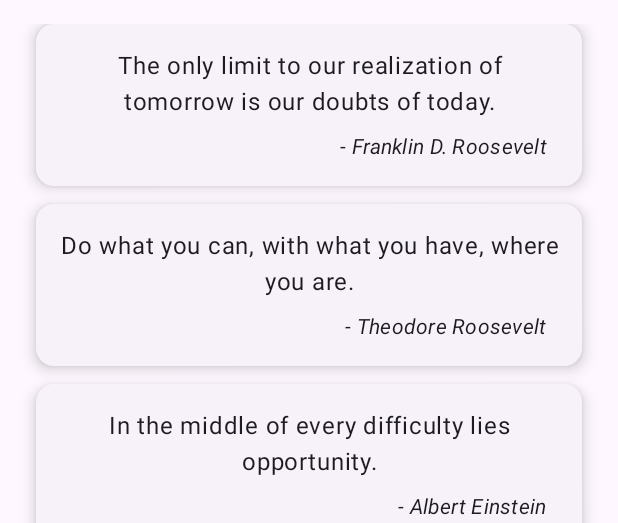
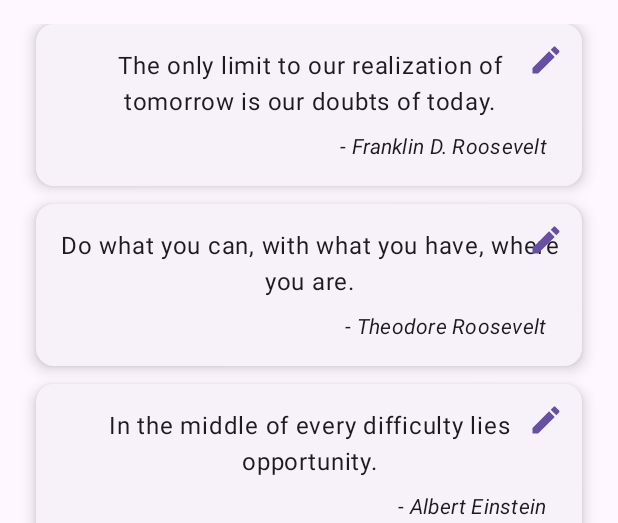
Before and after one commit to nathan79-c/My_Favorites_Quotes, an Android app built with Jetpack Compose: the @Preview function PreviewAllQuotes, on a phone screen of 412 x 824 dp. Shown: the top 523 px of the screen. Run offline under Robolectric (Android 15) with nearby library versions, the phone set to English and light mode, and no system bars.

```diff
--- a/app/src/main/java/com/example/myfavoritesquotes/ui/AllQuotesScreen.kt
+++ b/app/src/main/java/com/example/myfavoritesquotes/ui/AllQuotesScreen.kt
@@ -14,11 +14,13 @@ import androidx.compose.foundation.lazy.items
 import androidx.compose.material.icons.Icons
 import androidx.compose.material.icons.filled.Add
 import androidx.compose.material.icons.filled.Create
+import androidx.compose.material.icons.filled.Edit
 import androidx.compose.material3.Card
 import androidx.compose.material3.CardDefaults
 import androidx.compose.material3.ElevatedCard
 import androidx.compose.material3.FloatingActionButton
 import androidx.compose.material3.Icon
+import androidx.compose.material3.IconButton
 import androidx.compose.material3.MaterialTheme
 import androidx.compose.material3.Scaffold
 import androidx.compose.material3.Text
@@ -50,7 +52,7 @@ fun AllQuotes(quotes: List<QuotesModel>) {
             verticalArrangement = Arrangement.spacedBy(12.dp)
         ) {
             items(quotes) { quote ->
-                CardQuotes(quotes = quote)
+                CardQuotes(quotes = quote, onEditClick = {})
             }
         }
     }
@@ -58,15 +60,22 @@ fun AllQuotes(quotes: List<QuotesModel>) {
 
 
 @Composable
-fun CardQuotes(modifier: Modifier = Modifier, quotes: QuotesModel) {
+fun CardQuotes(
+    modifier: Modifier = Modifier,
+    quotes: QuotesModel,
+    onEditClick: () -> Unit // Add click handler
+) {
     ElevatedCard(
         elevation = CardDefaults.cardElevation(defaultElevation = 6.dp),
         modifier = modifier
             .fillMaxWidth()
             .padding(horizontal = 8.dp)
     ) {
+        Box(modifier = Modifier.fillMaxWidth()) {
             Column(
-            modifier = Modifier.padding(16.dp),
+                modifier = Modifier
+                    .padding(16.dp)
+                    .fillMaxWidth(),
                 horizontalAlignment = Alignment.CenterHorizontally
             ) {
                 Text(
@@ -84,6 +93,20 @@ fun CardQuotes(modifier: Modifier = Modifier, quotes: QuotesModel) {
                         .fillMaxWidth()
                         .padding(end = 8.dp)
                 )
+            }
+
+            // Edit icon positioned at top-right
+            IconButton(
+                onClick = onEditClick,
+                modifier = Modifier
+                    .align(Alignment.TopEnd)
+            ) {
+                Icon(
+                    imageVector = Icons.Default.Edit,
+                    contentDescription = "Edit Quote",
+                    tint = MaterialTheme.colorScheme.primary
+                )
+            }
         }
     }
 }
@@ -104,7 +127,7 @@ fun PreviewCardQuotes() {
         quotes = QuotesModel(
             quotes = "The only way to do great work is to love what you do.",
             auteur = "Steve Jobs"
-        )
+        ), onEditClick = {}
     )
 }
 
--- /dev/null
+++ b/app/src/main/java/com/example/myfavoritesquotes/ui/EditScreen.kt
@@ -0,0 +1 @@
+package com.example.myfavoritesquotes.ui
```
Lines whose indentation alone changed are shown as unchanged.
